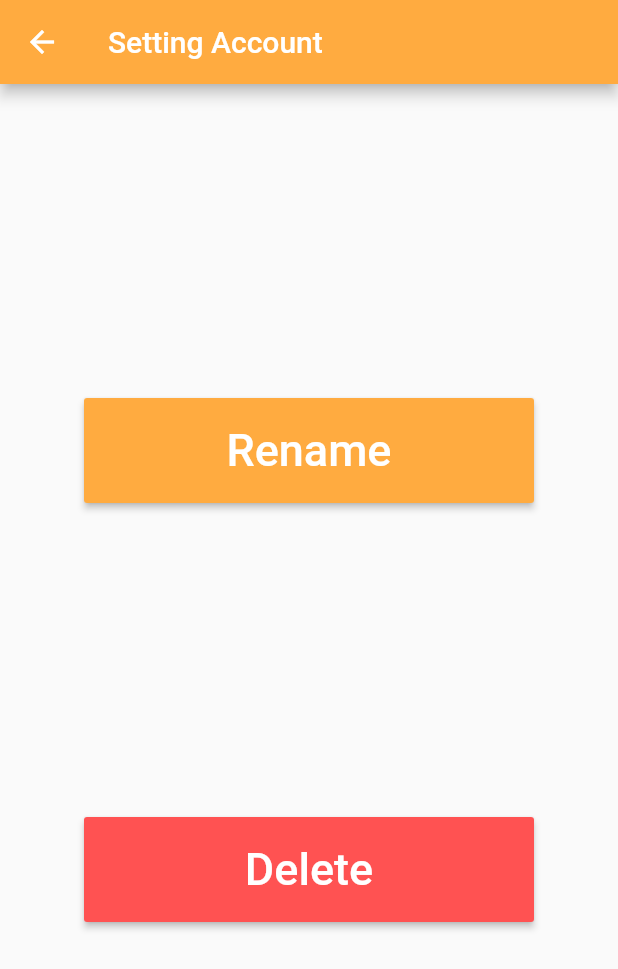
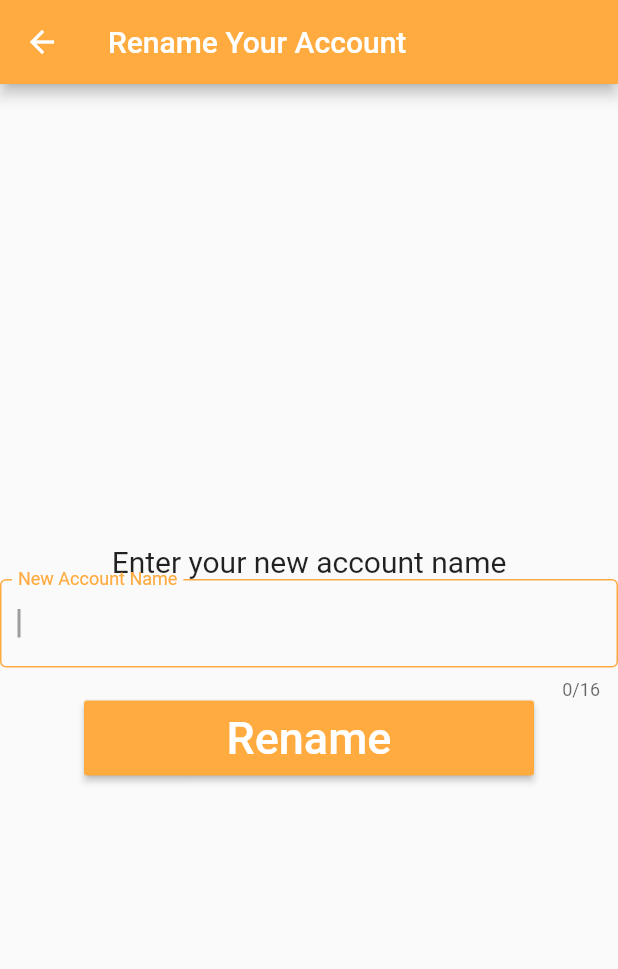
Before and after one commit to doda-m/barista_app, a Flutter app: the SettingAccountPage screen opened by its route, after a tap on "Rename", on a phone screen of 412 x 824 dp. Shown: the top 969 px of the screen. Run offline on Flutter 3.47's test engine with Material 2 defaults, Android fonts, the phone set to English and light mode, and no system bars; our stand-ins replace shared_preferences; accounts and stored records are empty.

```diff
--- a/lib/main.dart
+++ b/lib/main.dart
@@ -1,8 +1,9 @@
 import 'package:barista_app/pages/deleteAccount.dart';
+import 'package:barista_app/pages/renameAccount.dart';
 import 'package:barista_app/pages/settingAccount.dart';
 
 import 'pages/member.dart';
-import 'pages/brewcoffee.dart';
+import 'pages/brewCoffee.dart';
 import 'pages/login.dart';
 import 'package:flutter/material.dart';
 import 'pages/settingAccount.dart';
@@ -26,8 +27,9 @@ class MyApp extends StatelessWidget {
         '/member': (BuildContext context) => new MemberPage(),
         '/settingAccount': (BuildContext context) => new SettingAccountPage(),
         '/deleteAccount': (BuildContext context) => new DeleteAccountPage(),
+        '/renameAccount': (BuildContext context) => new RenameAccountPage(),
         '/login': (BuildContext context) => new LoginPage(),
-        '/fill': (BuildContext context) => new BrewCoffeePage()
+        '/brewCoffee': (BuildContext context) => new BrewCoffeePage()
       },
       navigatorObservers: <NavigatorObserver>[routeObserver],
     );
--- a/lib/pages/login.dart
+++ b/lib/pages/login.dart
@@ -1,4 +1,4 @@
-import 'brewcoffee.dart';
+import 'brewCoffee.dart';
 import 'package:flutter/material.dart';
 
 class LoginPage extends StatefulWidget {
--- /dev/null
+++ b/lib/pages/renameAccount.dart
@@ -0,0 +1,94 @@
+import 'package:flutter/material.dart';
+import 'package:barista_app/background/ctlAccount.dart';
+import 'package:shared_preferences/shared_preferences.dart';
+
+class RenameAccountPage extends StatelessWidget {
+  final String oldName;
+  RenameAccountPage({Key key, this.oldName}): super(key: key);
+  static ControlMemberDatabase _ctrMemberDb;
+  static String _newName;
+
+  @override
+  Widget build(BuildContext context) {
+    return Scaffold(
+      appBar: AppBar(
+        title: Text('Rename Your Account'),
+        backgroundColor: Colors.orangeAccent,
+      ),
+      body: FutureBuilder(
+        future: SharedPreferences.getInstance(),
+        builder: (BuildContext context, AsyncSnapshot <SharedPreferences> snapshot) {
+          if (snapshot.hasData) {
+            _ctrMemberDb = ControlMemberDatabase(snapshot.data);
+          }
+          else {
+            return CircularProgressIndicator();
+          }
+          return Center(
+            child: Column(
+              mainAxisAlignment: MainAxisAlignment.center,
+              children: <Widget>[
+                Text(
+                  'Enter your new account name',
+                  style: TextStyle(
+                    fontSize: 20,
+                  ),
+                ),
+                TextFormField(
+                  cursorColor: Colors.grey,
+                  autofocus: true,
+                  decoration: InputDecoration(
+                    labelStyle: TextStyle(
+                      color: Colors.orangeAccent,
+                    ),
+                    labelText: 'New Account Name',
+                    focusedBorder: OutlineInputBorder(
+                        borderSide: BorderSide(
+                          color: Colors.orangeAccent,
+                        )
+                    ),
+                  ),
+                  maxLength: 16,
+                  maxLengthEnforced: false,
+                  maxLines: 1,
+                  onChanged: (value) => _newName = value,
+                ),
+                SizedBox(
+                  width: 300.0,
+                  height: 50.0,
+                  child: RaisedButton(
+                    child: Text('Rename',
+                        style: TextStyle(
+                          color: Colors.white,
+                          fontSize: 30,
+                        )
+                    ),
+                    color: Colors.orangeAccent,
+                    onPressed: () {
+                      if (_ctrMemberDb.renameMember(oldName, _newName)) {
+                        Navigator.of(context).popUntil((route) => route.isFirst);
+                        Navigator.of(context).pushReplacementNamed('/member');
+                      }
+                      else {
+                        showDialog(
+                          context: context,
+                          builder: (context) => AlertDialog(
+                            title: Text('This name has already used'),
+                            titleTextStyle: TextStyle(
+                              color: Colors.redAccent,
+                              fontSize: 15,
+                            ),
+                          )
+                        );
+                      }
+                    },
+                  ),
+                )
+              ],
+            ),
+          );
+        },
+      )
+    );
+  }
+}
--- a/lib/pages/settingAccount.dart
+++ b/lib/pages/settingAccount.dart
@@ -1,12 +1,10 @@
-import 'package:barista_app/background/ctlAccount.dart';
 import 'package:barista_app/pages/deleteAccount.dart';
+import 'package:barista_app/pages/renameAccount.dart';
 import 'package:flutter/material.dart';
-import 'package:shared_preferences/shared_preferences.dart';
 
 class SettingAccountPage extends StatelessWidget with RouteAware{
   final String username;
-  final ControlMemberDatabase ctrMemberDb;
-  SettingAccountPage({Key key, this.username, this.ctrMemberDb}): super(key: key);
+  SettingAccountPage({Key key, this.username}): super(key: key);
 
   @override
   Widget build(BuildContext context) {
@@ -30,7 +28,14 @@ class SettingAccountPage extends StatelessWidget with RouteAware{
                 ),),
                 color: Colors.orangeAccent,
                 onPressed: () {
-                  null;
+                  Navigator.push(
+                    context,
+                    MaterialPageRoute(
+                        builder: (context) => RenameAccountPage(
+                            oldName: username
+                        )
+                    ),
+                  );
                 },
               )
             ),
@@ -46,12 +51,12 @@ class SettingAccountPage extends StatelessWidget with RouteAware{
                 color: Colors.redAccent,
                 onPressed: () {
                   Navigator.push(
-                      context,
-                      MaterialPageRoute(
-                          builder: (context) => DeleteAccountPage(
-                            username: username,
-                          )
-                      )
+                    context,
+                    MaterialPageRoute(
+                        builder: (context) => DeleteAccountPage(
+                          username: username,
+                        )
+                    ),
                   );
                 },
               ),
```
Also changed, not shown: lib/background/ctlAccount.dart (+43 -22 lines), lib/pages/brewCoffee.dart (added, +109 -0 lines), lib/pages/brewcoffee.dart (deleted, +0 -91 lines), lib/pages/deleteAccount.dart (+6 -16 lines), lib/pages/member.dart (+12 -5 lines).
